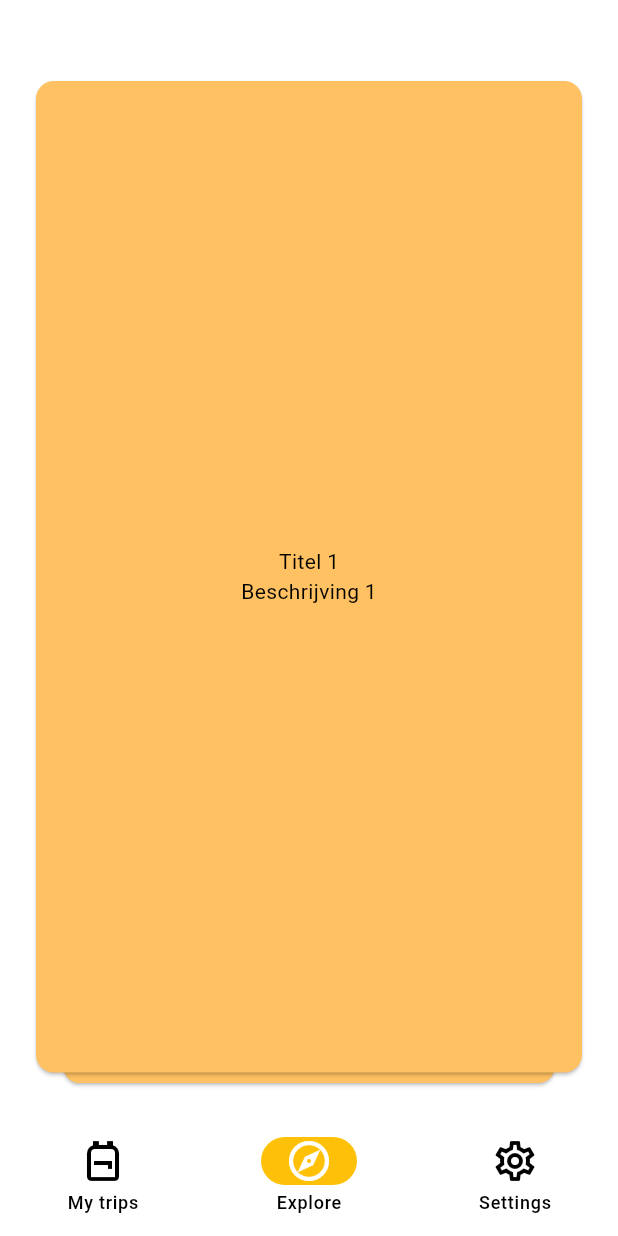
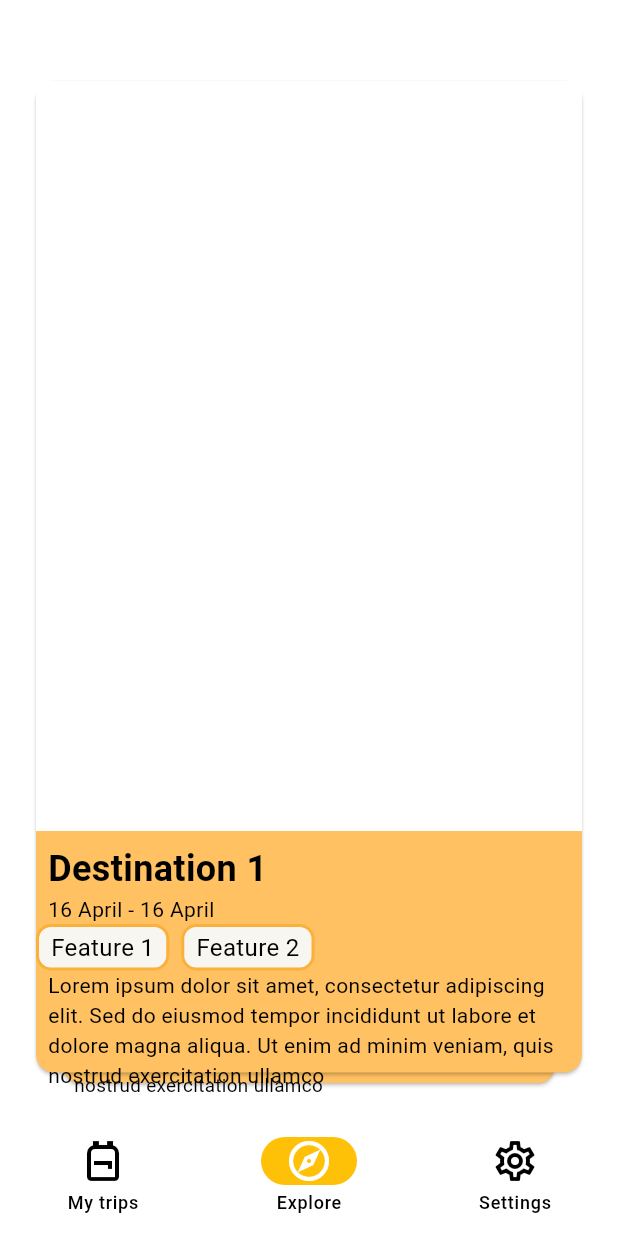
Before and after one commit to Hanne-Hellin-MCT/TravelMate, a Flutter app: the screen it shows after launch, item 2 of the bottom bar chosen, on a phone screen of 412 x 824 dp. Run offline on Flutter 3.47's test engine with Material 3 defaults, Android fonts, the phone set to English and light mode, and no system bars; drawn by our look-alikes of flutter_card_swiper; our stand-ins replace flutter_svg, sign_in_button; missing offline and left inert: dart:ffi.

Commit message:
error: provider

```diff
--- a/travelmate/lib/main.dart
+++ b/travelmate/lib/main.dart
@@ -4,6 +4,9 @@ import 'package:travelmate/routes/auth/credentials.dart';
 import 'package:travelmate/provider/SetupAccountProvider.dart';
 import 'package:travelmate/routes/setupaccount/setupaccount.dart';
 import 'package:travelmate/routes/travel/travelnavigationbar.dart';
+import 'package:travelmate/routes/travel/mytrips.dart';
+import 'package:travelmate/widgets/mytrips/addtrip.dart';
+import 'package:travelmate/provider/AddTripProvider.dart';
 
 void main() {
   runApp(const MainApp());
@@ -14,7 +17,15 @@ class MainApp extends StatelessWidget {
 
   @override
   Widget build(BuildContext context) {
-    return MaterialApp(
+    return MultiProvider(
+      providers: [
+        ChangeNotifierProvider(create: (_) => SetupAccountData()),
+        ChangeNotifierProvider(create: (_) => AddTripData()),
+      ],
+      child: MaterialApp(
+        routes: {
+          '/addtrip': (context) => AddTrip(),
+        },
         debugShowCheckedModeBanner: false,
         theme: ThemeData(
           colorScheme: ColorScheme.fromSwatch().copyWith(
@@ -25,9 +36,7 @@ class MainApp extends StatelessWidget {
             bodyLarge: TextStyle(color: Color(0xFF000000)),
           ),
         ),
-      home: ChangeNotifierProvider(
-        create: (context) => SetupAccountData(),
-        child: const Scaffold(
+        home: const Scaffold(
           body: Padding(
             padding: EdgeInsets.only(top: 25),
             child: TravelMateNavigation(),
--- /dev/null
+++ b/travelmate/lib/provider/addtripprovider.dart
@@ -0,0 +1,101 @@
+import 'package:flutter/material.dart';
+
+class AddTripData extends ChangeNotifier {
+  String destination = '';
+  DateTime startdate = DateTime.now();
+  DateTime enddate = DateTime.now();
+  List<String> features = [];
+  String description = '';
+  //fotos
+  String tripname = '';
+  String leeftijdvoorkeur = '';
+  String gendervoorkeur = '';
+  String afstandvoorkeur = '';
+
+  void setDestination(String newDestination) {
+    destination = newDestination;
+    notifyListeners();
+  }
+
+  void setStartdate(DateTime newStartdate) {
+    startdate = newStartdate;
+    notifyListeners();
+  }
+
+  void setEnddate(DateTime newEnddate) {
+    enddate = newEnddate;
+    notifyListeners();
+  }
+
+  void addFeature(String feature) {
+    features.add(feature);
+    notifyListeners();
+  }
+
+  void removeFeature(String feature) {
+    features.remove(feature);
+    notifyListeners();
+  }
+
+  void setUitleg(String newDescription) {
+    description = newDescription;
+    notifyListeners();
+  }
+
+
+  void setTripname(String newTripname) {
+    tripname = newTripname;
+    notifyListeners();
+  }
+
+  void setLeeftijdvoorkeur(String newLeeftijdvoorkeur) {
+    leeftijdvoorkeur = newLeeftijdvoorkeur;
+    notifyListeners();
+  }
+
+  void setGendervoorkeur(String newGendervoorkeur) {
+    gendervoorkeur = newGendervoorkeur;
+    notifyListeners();
+  }
+
+  void setAfstandvoorkeur(String newAfstandvoorkeur) {
+    afstandvoorkeur = newAfstandvoorkeur;
+    notifyListeners();
+  }
+
+  String getTripname() {
+    return tripname;
+  }
+
+  String getLeeftijdvoorkeur() {
+    return leeftijdvoorkeur;
+  }
+
+  String getGendervoorkeur() {
+    return gendervoorkeur;
+  }
+
+  String getAfstandvoorkeur() {
+    return afstandvoorkeur;
+  }
+
+  String getDestination() {
+    return destination;
+  }
+
+  DateTime getStartdate() {
+    return startdate;
+  }
+
+  DateTime getEnddate() {
+    return enddate;
+  }
+
+  List<String> getFeatures() {
+    return features;
+  }
+
+  String getUitleg() {
+    return description;
+  }
+}
--- a/travelmate/lib/routes/travel/explore.dart
+++ b/travelmate/lib/routes/travel/explore.dart
@@ -1,6 +1,7 @@
 import 'package:flutter/material.dart';
 import 'package:flutter_card_swiper/flutter_card_swiper.dart';
 import 'package:flutter_svg/flutter_svg.dart';
+import 'package:intl/intl.dart';
 
 class Explore extends StatefulWidget {
   @override
@@ -8,10 +9,33 @@ class Explore extends StatefulWidget {
 }
 
 class _ExploreState extends State<Explore> {
-  List<Map<String, String>> data = [
-    {'title': 'Titel 1', 'description': 'Beschrijving 1'},
-    {'title': 'Titel 2', 'description': 'Beschrijving 2'},
-    {'title': 'Titel 3', 'description': 'Beschrijving 3'}
+  List<Map> data = [
+    {
+      'destination': 'Destination 1',
+      'startdate': DateTime.now(),
+      'enddate': DateTime.now(),
+      'features': ['Feature 1', 'Feature 2'],
+      'uitleg':
+          'Lorem ipsum dolor sit amet, consectetur adipiscing elit. Sed do eiusmod tempor incididunt ut labore et dolore magna aliqua. Ut enim ad minim veniam, quis nostrud exercitation ullamco ',
+    },
+    {
+      'destination': 'Destination 2',
+      'startdate': DateTime.now(), // Corrected to 'startdate' instead of 'date'
+      'enddate': DateTime.now(), // Corrected to 'enddate' instead of 'date'
+
+      'features': ['Feature 1', 'Feature 2'],
+      'uitleg':
+          'Lorem ipsum dolor sit amet, consectetur adipiscing elit. Sed do eiusmod tempor incididunt ut labore et dolore magna aliqua. Ut enim ad minim veniam, quis nostrud exercitation ullamco ',
+    },
+    {
+      'destination': 'Destination 3',
+      'startdate': DateTime.now(), // Corrected to 'startdate' instead of 'date'
+      'enddate': DateTime.now(), // Corrected to 'enddate' instead of 'date'
+
+      'features': ['Feature 1', 'Feature 2'],
+      'uitleg':
+          'Lorem ipsum dolor sit amet, consectetur adipiscing elit. Sed do eiusmod tempor incididunt ut labore et dolore magna aliqua. Ut enim ad minim veniam, quis nostrud exercitation ullamco ',
+    },
   ];
 
   int currentIndex = 0;
@@ -71,10 +95,53 @@ class _ExploreState extends State<Explore> {
                   child: Card(
                     color: const Color(0xFFFFC161),
                     child: Column(
-                      mainAxisAlignment: MainAxisAlignment.center,
+                      mainAxisAlignment: MainAxisAlignment.start,
+                      crossAxisAlignment: CrossAxisAlignment.start,
                       children: [
-                        Text(data[index]['title']!), // Titel
-                        Text(data[index]['description']!), // Beschrijving
+                        Container(height: 500, color: Colors.white),
+                        Padding(
+                          padding: const EdgeInsets.only(left: 8.0, top: 8.0),
+                          child: Text(data[index]['destination']!,
+                              style: const TextStyle(
+                                  fontSize: 24, fontWeight: FontWeight.bold)),
+                        ),
+                        Row(
+                          children: [
+                            Padding(
+                              padding: const EdgeInsets.only(left: 8.0),
+                              child: Text(DateFormat('dd MMMM')
+                                  .format(data[index]['enddate'])),
+                            ),
+                            const Text(' - '),
+                            Text(DateFormat('dd MMMM')
+                                .format(data[index]['enddate'])),
+                          ],
+                        ),
+                        Wrap(
+                          spacing: 8.0, // Spacing between the containers
+                          children:
+                              data[index]['features'].map<Widget>((feature) {
+                            return Container(
+                              padding: const EdgeInsets.symmetric(
+                                  horizontal: 8.0, vertical: 2.0),
+                              decoration: BoxDecoration(
+                                border: Border.all(
+                                    color: const Color(0xFFFBB03B), width: 2.0),
+                                borderRadius: BorderRadius.circular(10.0),
+                                color: const Color(0xFFF7F6F0),
+                              ),
+                              child: Text(
+                                feature,
+                                style: const TextStyle(
+                                    fontSize: 16, color: Colors.black),
+                              ),
+                            );
+                          }).toList(),
+                        ),
+                        Padding(
+                          padding: const EdgeInsets.only(left: 8.0),
+                          child: Text(data[index]['uitleg'].toString()),
+                        ),
                       ],
                     ),
                   ),
```
Also changed, not shown: travelmate/lib/routes/travel/mytrips.dart (+10 -4 lines), travelmate/lib/widgets/addtrip/addtripname.dart (added, +69 -0 lines), travelmate/lib/widgets/mytrips/addtrip.dart (added, +95 -0 lines), travelmate/lib/widgets/mytrips/mytripsoverview.dart (added, +174 -0 lines), travelmate/lib/widgets/mytrips/onetrip.dart (added, +45 -0 lines), travelmate/lib/widgets/addtrip/addtripdate.dart (added), travelmate/lib/widgets/addtrip/addtripdescription.dart (added), travelmate/lib/widgets/addtrip/addtripfeatures.dart (added), travelmate/lib/widgets/addtrip/addtripphotos.dart (added), travelmate/lib/widgets/addtrip/addtripvoorkeuren.dart (added), travelmate/lib/widgets/mytrips/tripmatches.dart (added), travelmate/lib/widgets/mytrips/trippossiblematches.dart (added). Lines whose indentation alone changed are shown as unchanged.
